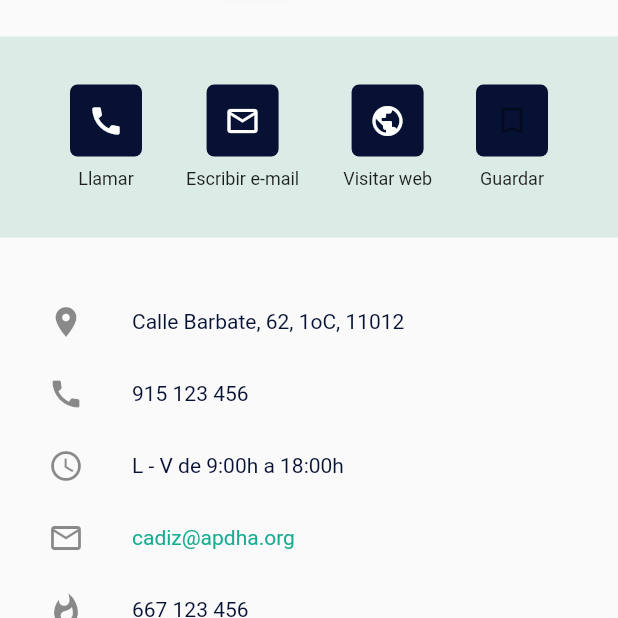
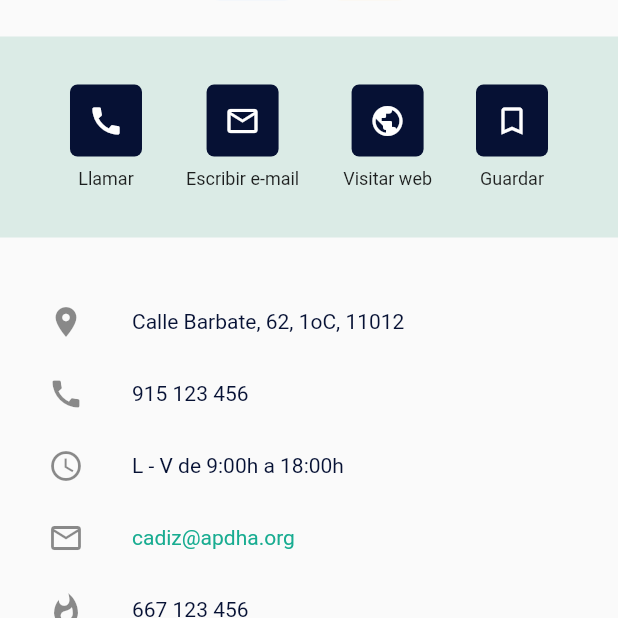
Before and after one commit to MovingForwardApp/moving-forward, a Flutter app: the screen it shows after launch, on a phone screen of 412 x 824 dp, the part 517-1135 px from its top. Run offline on Flutter 3.47's test engine with Material 2 defaults, Android fonts, the phone set to English and light mode, and no system bars; drawn by our look-alikes of flutter_map; our stand-ins replace latlong.

Commit message:
feat(resource): resource single page

```diff
--- a/lib/resource.dart
+++ b/lib/resource.dart
@@ -73,6 +73,10 @@ class Resource extends StatelessWidget {
     }
   }
 
+  _save() {
+    return null;
+  }
+
   Column _actionIcon(IconData icon, String text, Function action) {
     return Column(
       children: <Widget>[
@@ -110,7 +114,7 @@ class Resource extends StatelessWidget {
               _actionIcon(Icons.call, 'Llamar', _callPhone),
               _actionIcon(Icons.mail_outline, 'Escribir e-mail', _sendEmail),
               _actionIcon(Icons.public, 'Visitar web', _visitUrl),
-              _actionIcon(Icons.bookmark_border, 'Guardar', null),
+              _actionIcon(Icons.bookmark_border, 'Guardar', _save),
             ]));
   }
 
@@ -191,12 +195,7 @@ class Resource extends StatelessWidget {
                           style: TextStyle(fontSize: 14.0),
                         ),
                       ],
-                    )
-                    // Text(
-                    //   "Flat Button",
-                    //   style: TextStyle(fontSize: 14.0),
-                    // ),
-                    ))
+                    )))
           ],
         ));
   }
```
